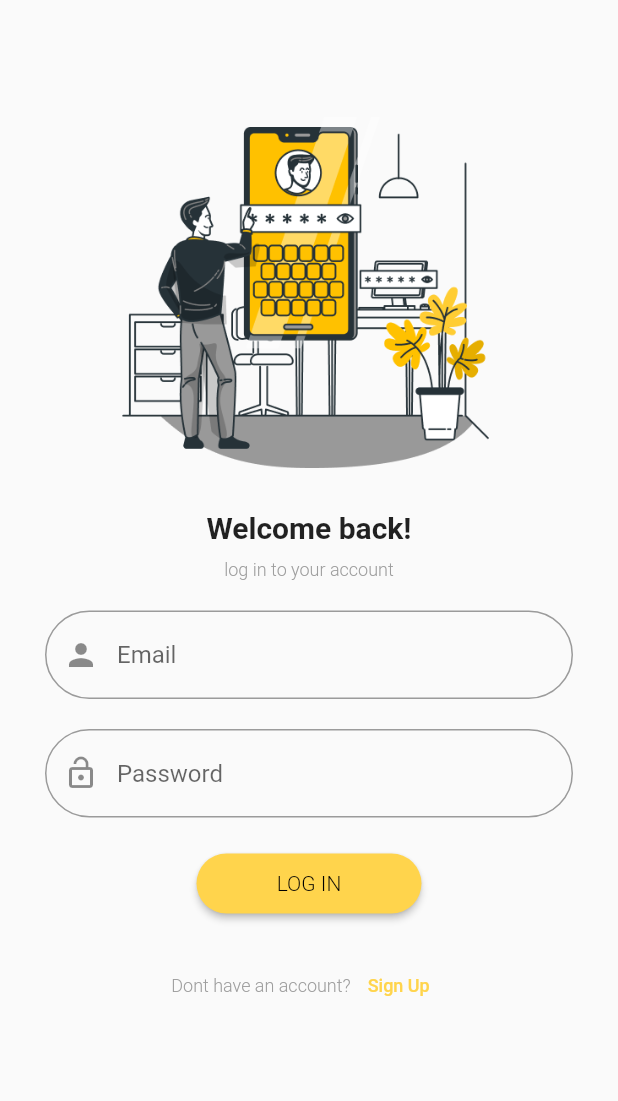
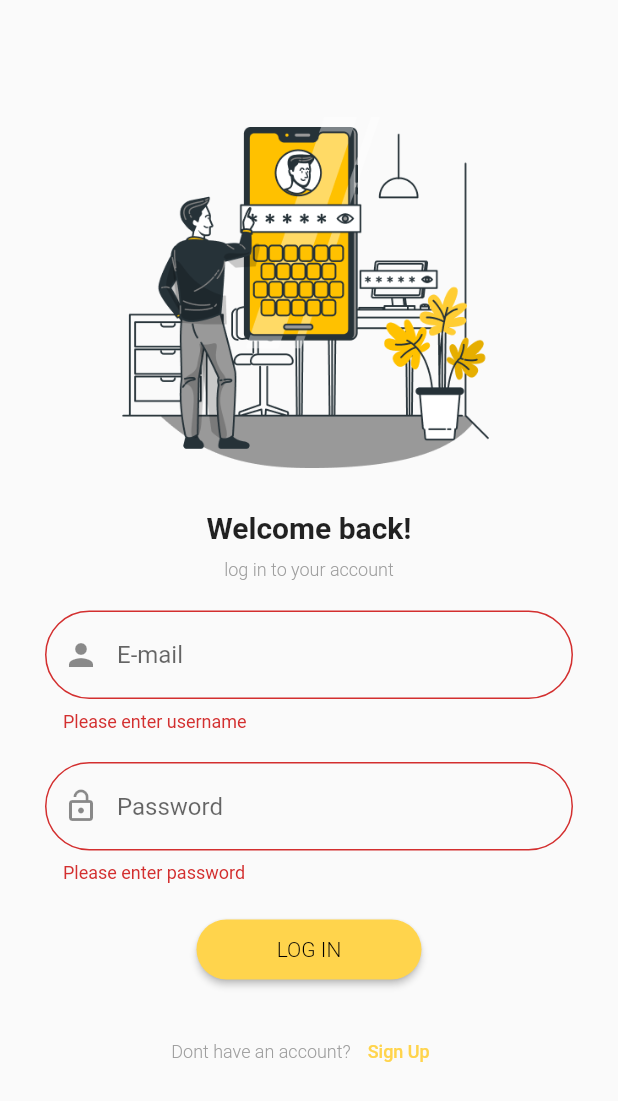
Before and after one commit to Mobile-Apps-Unpak/TA-Mobpro, a Flutter app: the screen it shows after launch, after a tap on "LOG IN", on a phone screen of 412 x 824 dp. Shown: the top 1101 px of the screen. Run offline on Flutter 3.47's test engine with Material 2 defaults, Android fonts, the light colour scheme and no system bars; our stand-ins replace firebase_auth, firebase_core, persistent_bottom_nav_bar_v2; missing offline and left inert: dart:ffi; accounts and stored records are empty.

Commit message:
Add Splashscreen and fix login

```diff
--- a/mobile/lib/cover.dart
+++ /dev/null
@@ -1,103 +0,0 @@
-import 'package:flutter/material.dart';
-import 'package:mobile/login_page.dart';
-import 'package:mobile/regist_page.dart';
-
-class Cover extends StatelessWidget {
-  const Cover({Key? key}) : super(key: key);
-
-  @override
-  Widget build(BuildContext context) {
-    return Scaffold(
-      body: Container(
-        //Page Background Color
-        color: const Color.fromARGB(255, 255, 212, 76),
-        child: Center(
-          child: Column(
-            children: [
-              Expanded(
-                flex: 7,
-                //Logo With Second Layer
-                child: Container(
-                  decoration: const BoxDecoration(
-                    color: Colors.white,
-                    borderRadius: BorderRadius.only(
-                      bottomLeft: Radius.circular(50),
-                      bottomRight: Radius.circular(50),
-                    ),
-                  ),
-                  child: Container(
-                    margin: const EdgeInsets.fromLTRB(80, 100, 80, 0),
-                    child: Column(
-                      children: [
-                        //Logo Vector
-                        Image.asset('assets/vector.png',
-                            width: 250, height: 250),
-                        const SizedBox(height: 10),
-                        Image.asset(
-                          //Logo Text
-                          'assets/logo_study.png',
-                          width: 150,
-                          height: 150,
-                        )
-                      ],
-                    ),
-                  ),
-                ),
-              ),
-              Expanded(
-                flex: 3,
-                child: Container(
-                  margin: const EdgeInsets.all(50),
-                  child: Column(
-                    children: [
-                      //Button Login
-                      ElevatedButton(
-                        //Move to Login Page after button pressed
-                        onPressed: () {
-                          Navigator.of(context).push(
-                            MaterialPageRoute(
-                              builder: (_) => const LoginPage(),
-                            ),
-                          );
-                        },
-                        child: const Text(
-                          "LOG IN",
-                          style: TextStyle(
-                              color: Colors.black, fontWeight: FontWeight.w300),
-                        ),
-                        style: ElevatedButton.styleFrom(
-                            minimumSize: const Size(150, 40),
-                            shape: const StadiumBorder(),
-                            primary: Colors.white),
-                      ),
-                      const SizedBox(height: 20),
-                      //Button Register
-                      ElevatedButton(
-                        //Move to Register Page after button pressed
-                        onPressed: () {
-                          Navigator.of(context).push(
-                            MaterialPageRoute(
-                              builder: (_) => const RegistPage(),
-                            ),
-                          );
-                        },
-                        child: const Text("REGISTER",
-                            style: TextStyle(
-                                color: Colors.black,
-                                fontWeight: FontWeight.w300)),
-                        style: ElevatedButton.styleFrom(
-                            minimumSize: const Size(150, 40),
-                            shape: const StadiumBorder(),
-                            primary: Colors.white),
-                      ),
-                    ],
-                  ),
-                ),
-              )
-            ],
-          ),
-        ),
-      ),
-    );
-  }
-}
--- a/mobile/lib/login_page.dart
+++ b/mobile/lib/login_page.dart
@@ -1,5 +1,4 @@
 import 'package:flutter/material.dart';
-import 'package:mobile/screen/mainpage.dart';
 import 'package:mobile/regist_page.dart';
 import 'package:mobile/utils/auth_service.dart';
 
@@ -11,10 +10,10 @@
 }
 
 class _LoginPageState extends State<LoginPage> {
+  final emailController = TextEditingController();
+  final passwordController = TextEditingController();
   @override
   Widget build(BuildContext context) {
-    final emailController = TextEditingController();
-    final passwordController = TextEditingController();
     final _formKey = GlobalKey<FormState>();
 
     return Form(
@@ -55,7 +54,7 @@
                             return null;
                           },
                           decoration: InputDecoration(
-                            hintText: 'Email',
+                            hintText: 'E-mail',
                             prefixIcon: const Icon(Icons.person),
                             border: OutlineInputBorder(
                               borderRadius: BorderRadius.circular(30),
@@ -100,12 +99,6 @@
                       if (_formKey.currentState!.validate()) {
                         await AuthServices.signIn(emailController.text.trim(),
                             passwordController.text.trim());
-
-                        Navigator.of(context).push(
-                          MaterialPageRoute(
-                            builder: (_) => const MainPage(),
-                          ),
-                        );
                       }
                     },
                   ),
--- a/mobile/lib/main.dart
+++ b/mobile/lib/main.dart
@@ -1,6 +1,6 @@
 import 'package:flutter/material.dart';
 import 'package:firebase_core/firebase_core.dart';
-import 'package:mobile/utils/wrapper.dart';
+import 'package:mobile/splashscreen.dart';
 import 'firebase_options.dart';
 
 void main() async {
@@ -19,7 +19,7 @@
   Widget build(BuildContext context) {
     return const MaterialApp(
       debugShowCheckedModeBanner: false,
-      home: Wrapper(),
+      home: SplashScreen(),
     );
   }
 }
--- a/mobile/lib/regist_page.dart
+++ b/mobile/lib/regist_page.dart
@@ -83,7 +83,7 @@
                         return null;
                       },
                       decoration: InputDecoration(
-                        hintText: 'Email',
+                        hintText: 'E-mail',
                         border: OutlineInputBorder(
                           borderRadius: BorderRadius.circular(30),
                         ),
--- /dev/null
+++ b/mobile/lib/splashscreen.dart
@@ -0,0 +1,51 @@
+import 'package:flutter/material.dart';
+import 'dart:async';
+import 'package:mobile/utils/wrapper.dart';
+
+class SplashScreen extends StatefulWidget {
+  const SplashScreen({Key? key}) : super(key: key);
+
+  @override
+  State<SplashScreen> createState() => _SplashScreenState();
+}
+
+class _SplashScreenState extends State<SplashScreen> {
+  @override
+  void initState() {
+    super.initState();
+    Timer(
+      const Duration(seconds: 3),
+      () => Navigator.pushReplacement(
+        context,
+        MaterialPageRoute(
+          builder: (context) => const Wrapper(),
+        ),
+      ),
+    );
+  }
+
+  @override
+  Widget build(BuildContext context) {
+    return Scaffold(
+      body: Center(
+        child: Container(
+          margin: const EdgeInsets.fromLTRB(80, 100, 80, 0),
+          child: Column(
+            mainAxisAlignment: MainAxisAlignment.center,
+            children: [
+              //Logo Vector
+              Image.asset('assets/vector.png', width: 250, height: 250),
+              const SizedBox(height: 10),
+              Image.asset(
+                //Logo Text
+                'assets/logo_study.png',
+                width: 150,
+                height: 150,
+              )
+            ],
+          ),
+        ),
+      ),
+    );
+  }
+}
--- a/mobile/lib/utils/wrapper.dart
+++ b/mobile/lib/utils/wrapper.dart
@@ -1,6 +1,6 @@
 import 'package:firebase_auth/firebase_auth.dart';
 import 'package:flutter/material.dart';
-import 'package:mobile/cover.dart';
+import 'package:mobile/login_page.dart';
 import 'package:mobile/screen/mainpage.dart';
 
 class Wrapper extends StatelessWidget {
@@ -14,7 +14,7 @@
         if (snapshot.hasData) {
           return const MainPage();
         } else {
-          return const Cover();
+          return const LoginPage();
         }
       },
     );
```
Also changed, not shown: mobile/lib/screen/profile.dart (+35 -4 lines), mobile/lib/sign_succes.dart (deleted, +0 -58 lines), mobile/lib/utils/auth_service.dart (+17 -15 lines).
